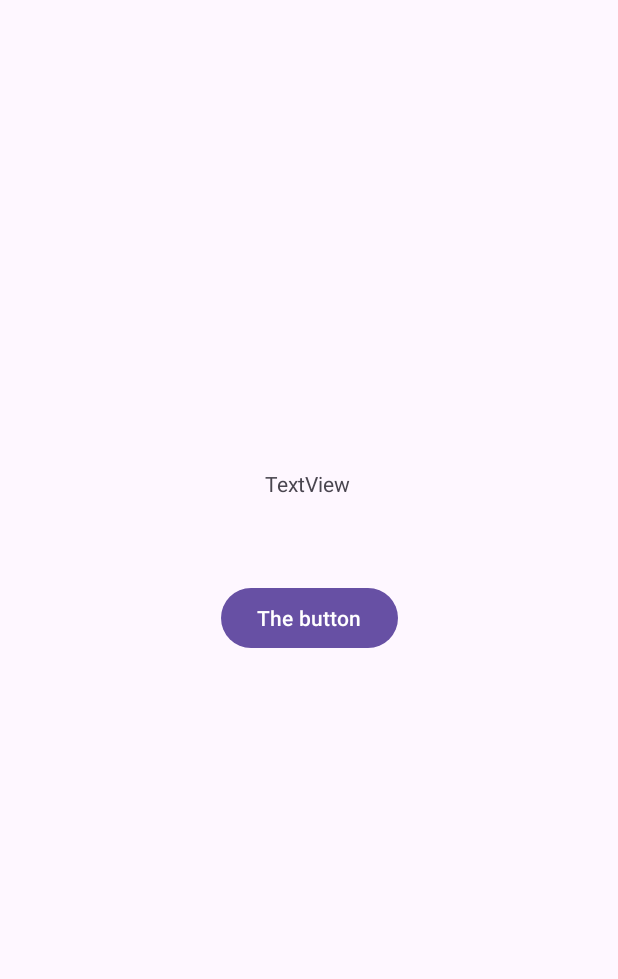
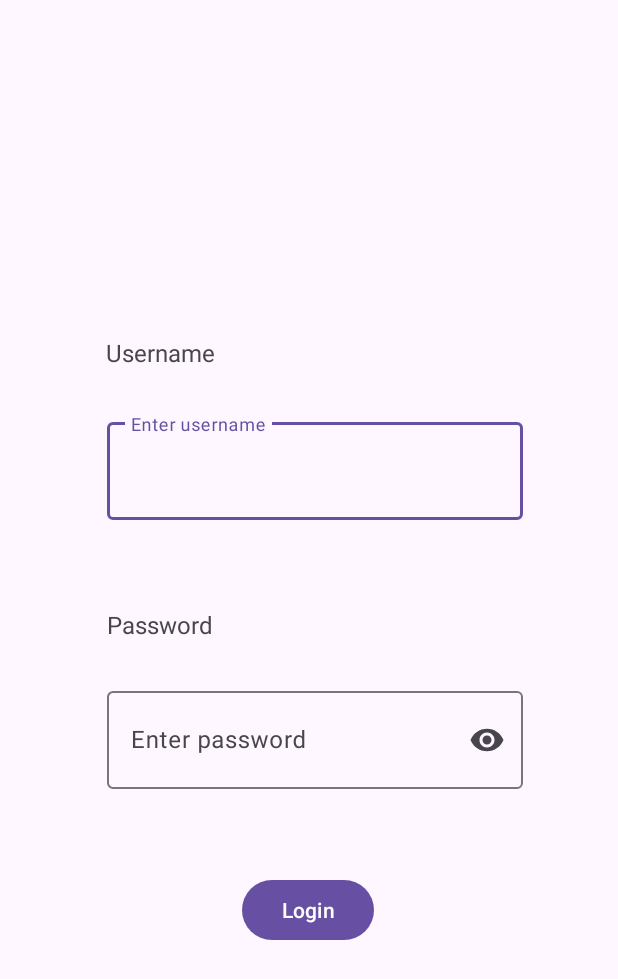
Before and after one commit to IsaacLatta/Recommender, an Android app: the screen it shows after launch (MainActivity), on a phone screen of 412 x 824 dp. Shown: the top 979 px of the screen. Run offline under Robolectric (Android 15) with nearby library versions, the phone set to English and light mode, and no system bars.

Commit message:
login page built

```diff
--- a/App/app/src/main/java/com/example/recommender/MainActivity.java
+++ b/App/app/src/main/java/com/example/recommender/MainActivity.java
@@ -9,6 +9,9 @@ import androidx.appcompat.app.AppCompatActivity;
 import androidx.core.graphics.Insets;
 import androidx.core.view.ViewCompat;
 import androidx.core.view.WindowInsetsCompat;
+
+import com.google.android.material.textfield.TextInputEditText;
+import com.google.android.material.textfield.TextInputLayout;
 
 public class MainActivity extends AppCompatActivity {
     Controller controller;
@@ -29,8 +32,10 @@ public class MainActivity extends AppCompatActivity {
     }
 
     public void buttonHandler(View view) {
-        TextView tex = findViewById(R.id.textView);
-        tex.setText("Initiating Login");
-        controller.login("alice", "password123");
+        TextInputEditText usr = findViewById(R.id.userName_text);
+        TextInputEditText pass = findViewById(R.id.password_text);
+        String username_string = usr.getText().toString();
+        String password_string = pass.getText().toString();
+        controller.login(username_string, password_string);
     }
 }
--- /dev/null
+++ b/App/app/src/main/res/drawable/baseline_add_home_24.xml
@@ -0,0 +1,7 @@
+<vector xmlns:android="http://schemas.android.com/apk/res/android" android:height="24dp" android:tint="#FF823C" android:viewportHeight="24" android:viewportWidth="24" android:width="24dp">
+
+    <path android:fillColor="@android:color/white" android:pathData="M18,11c0.7,0 1.37,0.1 2,0.29V9l-8,-6L4,9v12h7.68C11.25,20.09 11,19.08 11,18C11,14.13 14.13,11 18,11z"/>
+
+    <path android:fillColor="@android:color/white" android:pathData="M18,13c-2.76,0 -5,2.24 -5,5s2.24,5 5,5s5,-2.24 5,-5S20.76,13 18,13zM21,18.5h-2.5V21h-1v-2.5H15v-1h2.5V15h1v2.5H21V18.5z"/>
+
+</vector>
--- a/App/app/src/main/res/layout/activity_main.xml
+++ b/App/app/src/main/res/layout/activity_main.xml
@@ -8,26 +8,85 @@
     tools:context=".MainActivity">
 
     <Button
-        android:id="@+id/button2"
+        android:id="@+id/login_button"
         android:layout_width="wrap_content"
         android:layout_height="wrap_content"
         android:onClick="buttonHandler"
-        android:text="The button"
+        android:text="Login"
         app:layout_constraintBottom_toBottomOf="parent"
-        app:layout_constraintEnd_toEndOf="parent"
-        app:layout_constraintStart_toStartOf="parent"
-        app:layout_constraintTop_toTopOf="parent" />
-
-    <TextView
-        android:id="@+id/textView"
-        android:layout_width="wrap_content"
-        android:layout_height="wrap_content"
-        android:onClick="buttonHandler"
-        android:text="TextView"
-        app:layout_constraintBottom_toTopOf="@+id/button2"
         app:layout_constraintEnd_toEndOf="parent"
         app:layout_constraintHorizontal_bias="0.498"
         app:layout_constraintStart_toStartOf="parent"
         app:layout_constraintTop_toTopOf="parent"
-        app:layout_constraintVertical_bias="0.848" />
+        app:layout_constraintVertical_bias="0.751" />
+
+    <com.google.android.material.textfield.TextInputLayout
+        android:id="@+id/user_layout"
+        android:layout_width="277dp"
+        android:layout_height="118dp"
+        app:layout_constraintBottom_toBottomOf="parent"
+        app:layout_constraintEnd_toEndOf="parent"
+        app:layout_constraintHorizontal_bias="0.529"
+        app:layout_constraintStart_toStartOf="parent"
+        app:layout_constraintTop_toTopOf="parent"
+        app:layout_constraintVertical_bias="0.391">
+
+        <com.google.android.material.textfield.TextInputEditText
+            android:id="@+id/userName_text"
+            android:layout_width="match_parent"
+            android:layout_height="65dp"
+            android:hint="Enter username"
+            android:inputType="text"
+            android:maxLines="1"
+            android:imeOptions="actionNext" />
+
+    </com.google.android.material.textfield.TextInputLayout>
+
+    <com.google.android.material.textfield.TextInputLayout
+        android:id="@+id/pass_layout"
+        android:layout_width="277dp"
+        android:layout_height="118dp"
+        app:layout_constraintBottom_toBottomOf="parent"
+        app:layout_constraintEnd_toEndOf="parent"
+        app:layout_constraintHorizontal_bias="0.529"
+        app:layout_constraintStart_toStartOf="parent"
+        app:layout_constraintTop_toTopOf="parent"
+        app:layout_constraintVertical_bias="0.645"
+        app:endIconMode="password_toggle">
+
+        <com.google.android.material.textfield.TextInputEditText
+            android:id="@+id/password_text"
+            android:layout_width="match_parent"
+            android:layout_height="65dp"
+            android:hint="Enter password"
+            android:inputType="textPassword"
+            android:visibility="visible" />
+    </com.google.android.material.textfield.TextInputLayout>
+
+    <TextView
+        android:id="@+id/textView_user"
+        android:layout_width="103dp"
+        android:layout_height="33dp"
+        android:text="Username"
+        android:textSize="16sp"
+        app:layout_constraintBottom_toBottomOf="parent"
+        app:layout_constraintEnd_toEndOf="parent"
+        app:layout_constraintHorizontal_bias="0.23"
+        app:layout_constraintStart_toStartOf="parent"
+        app:layout_constraintTop_toTopOf="parent"
+        app:layout_constraintVertical_bias="0.283" />
+
+    <TextView
+        android:id="@+id/textView_pass"
+        android:layout_width="97dp"
+        android:layout_height="37dp"
+        android:text="Password"
+        android:textSize="16sp"
+        app:layout_constraintBottom_toBottomOf="parent"
+        app:layout_constraintEnd_toEndOf="parent"
+        app:layout_constraintHorizontal_bias="0.226"
+        app:layout_constraintStart_toStartOf="parent"
+        app:layout_constraintTop_toTopOf="parent"
+        app:layout_constraintVertical_bias="0.515" />
+
 </androidx.constraintlayout.widget.ConstraintLayout>
--- /dev/null
+++ b/App/app/src/main/res/menu/bottom_nav_menu.xml
@@ -0,0 +1,9 @@
+<?xml version="1.0" encoding="utf-8"?>
+<menu xmlns:android="http://schemas.android.com/apk/res/android">
+
+    <item
+        android:id="@+id/home"
+        android:title="Home"
+        android:icon="@drawable/baseline_add_home_24"/>
+
+</menu>
```
